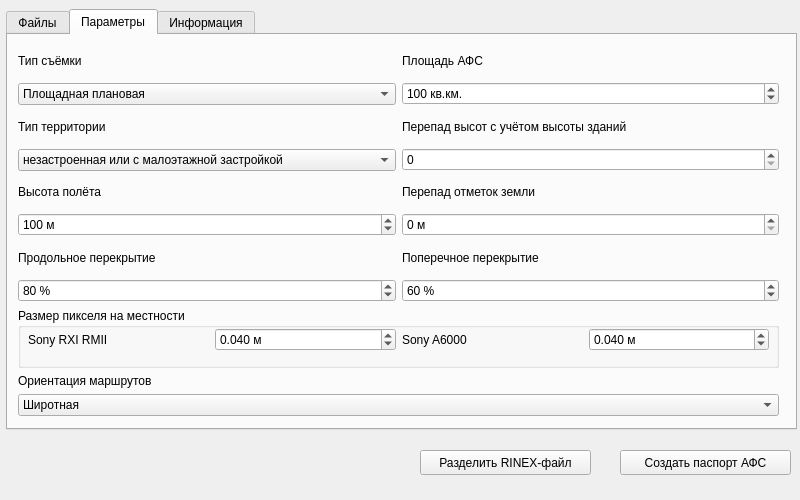
Before: the Qt Designer form main_window.ui in yixellet/uas_preprocessing, drawn with Qt 5.
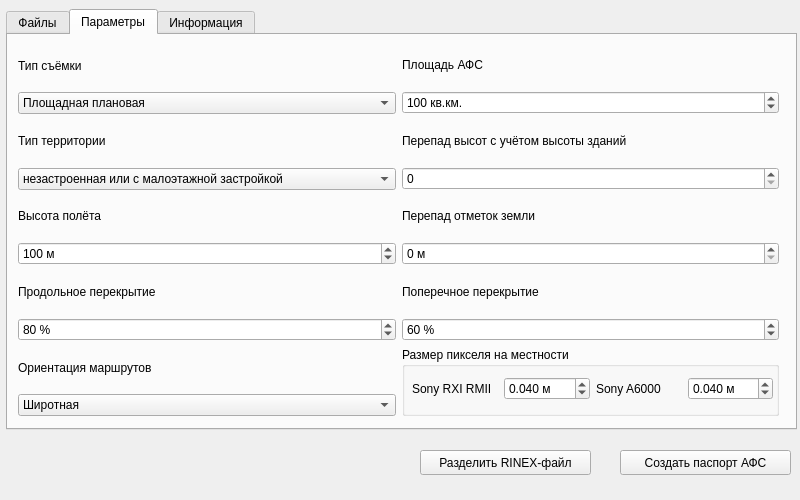
After: the same form once the commit is applied. The open tabs and pages were chosen to show the change.

What changed in the file:
```diff
--- a/main_window.ui
+++ b/main_window.ui
@@ -482,82 +482,12 @@
         </layout>
        </item>
        <item>
-        <widget class="QGroupBox" name="groupBox_3">
-         <property name="title">
-          <string>Размер пикселя на местности</string>
-         </property>
-         <widget class="QWidget" name="">
-          <property name="geometry">
-           <rect>
-            <x>10</x>
-            <y>10</y>
-            <width>741</width>
-            <height>43</height>
-           </rect>
-          </property>
-          <layout class="QHBoxLayout" name="horizontalLayout_11">
-           <item>
-            <layout class="QHBoxLayout" name="horizontalLayout_12">
-             <item>
-              <widget class="QLabel" name="label_15">
-               <property name="text">
-                <string>Sony RXI RMII</string>
-               </property>
-              </widget>
-             </item>
-             <item>
-              <widget class="QDoubleSpinBox" name="gpsRX">
-               <property name="suffix">
-                <string> м</string>
-               </property>
-               <property name="decimals">
-                <number>3</number>
-               </property>
-               <property name="singleStep">
-                <double>0.010000000000000</double>
-               </property>
-               <property name="value">
-                <double>0.040000000000000</double>
-               </property>
-              </widget>
-             </item>
-            </layout>
-           </item>
-           <item>
-            <layout class="QHBoxLayout" name="horizontalLayout_13">
-             <item>
-              <widget class="QLabel" name="label_18">
-               <property name="text">
-                <string>Sony A6000</string>
-               </property>
-              </widget>
-             </item>
-             <item>
-              <widget class="QDoubleSpinBox" name="gpsA6">
-               <property name="suffix">
-                <string> м</string>
-               </property>
-               <property name="decimals">
-                <number>3</number>
-               </property>
-               <property name="singleStep">
-                <double>0.010000000000000</double>
-               </property>
-               <property name="value">
-                <double>0.040000000000000</double>
-               </property>
-              </widget>
-             </item>
-            </layout>
-           </item>
-          </layout>
-         </widget>
-        </widget>
-       </item>
-       <item>
-        <layout class="QHBoxLayout" name="horizontalLayout_8">
+        <layout class="QHBoxLayout" name="horizontalLayout_16">
          <item>
           <layout class="QVBoxLayout" name="verticalLayout_15">
+           <property name="sizeConstraint">
+            <enum>QLayout::SetFixedSize</enum>
+           </property>
            <item>
             <widget class="QLabel" name="label_20">
              <property name="text">
@@ -592,7 +522,77 @@
           </layout>
          </item>
          <item>
-          <layout class="QVBoxLayout" name="verticalLayout_23"/>
+          <widget class="QGroupBox" name="groupBox_3">
+           <property name="title">
+            <string>Размер пикселя на местности</string>
+           </property>
+           <widget class="QWidget" name="layoutWidget">
+            <property name="geometry">
+             <rect>
+              <x>10</x>
+              <y>20</y>
+              <width>361</width>
+              <height>43</height>
+             </rect>
+            </property>
+            <layout class="QHBoxLayout" name="horizontalLayout_11">
+             <item>
+              <layout class="QHBoxLayout" name="horizontalLayout_12">
+               <item>
+                <widget class="QLabel" name="label_15">
+                 <property name="text">
+                  <string>Sony RXI RMII</string>
+                 </property>
+                </widget>
+               </item>
+               <item>
+                <widget class="QDoubleSpinBox" name="rxGPS">
+                 <property name="suffix">
+                  <string> м</string>
+                 </property>
+                 <property name="decimals">
+                  <number>3</number>
+                 </property>
+                 <property name="singleStep">
+                  <double>0.010000000000000</double>
+                 </property>
+                 <property name="value">
+                  <double>0.040000000000000</double>
+                 </property>
+                </widget>
+               </item>
+              </layout>
+             </item>
+             <item>
+              <layout class="QHBoxLayout" name="horizontalLayout_13">
+               <item>
+                <widget class="QLabel" name="label_18">
+                 <property name="text">
+                  <string>Sony A6000</string>
+                 </property>
+                </widget>
+               </item>
+               <item>
+                <widget class="QDoubleSpinBox" name="a6GPS">
+                 <property name="suffix">
+                  <string> м</string>
+                 </property>
+                 <property name="decimals">
+                  <number>3</number>
+                 </property>
+                 <property name="singleStep">
+                  <double>0.010000000000000</double>
+                 </property>
+                 <property name="value">
+                  <double>0.040000000000000</double>
+                 </property>
+                </widget>
+               </item>
+              </layout>
+             </item>
+            </layout>
+           </widget>
+          </widget>
          </item>
         </layout>
        </item>
```
Left out of the diff: 219 changed lines with no effect on the pictures.
